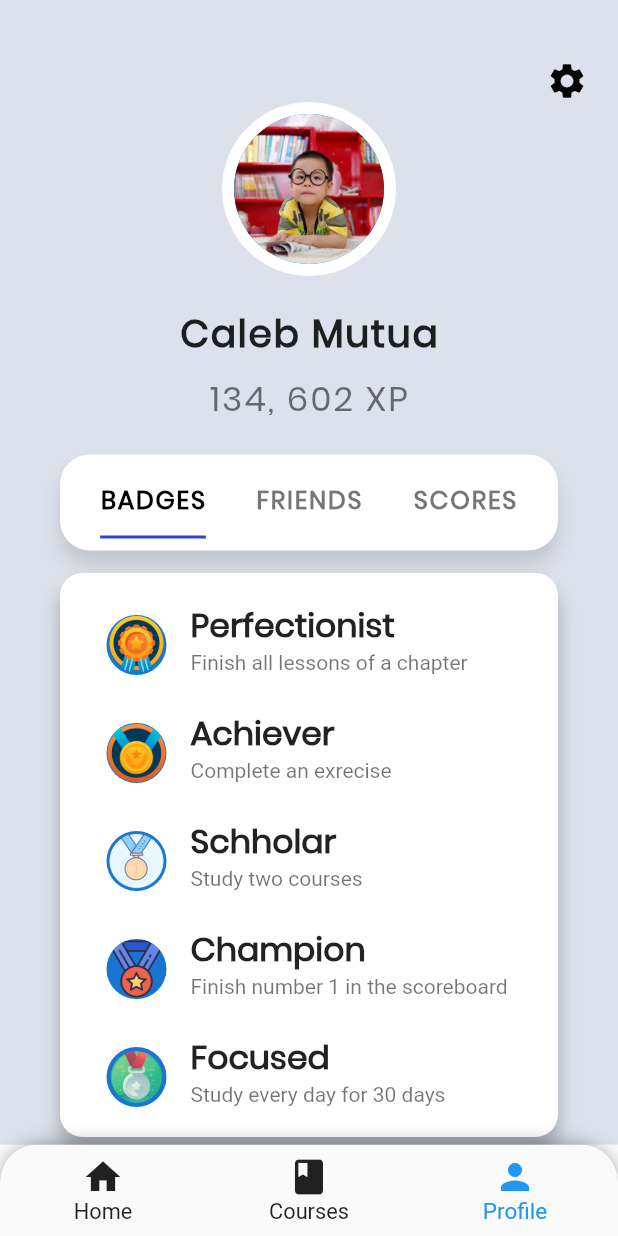
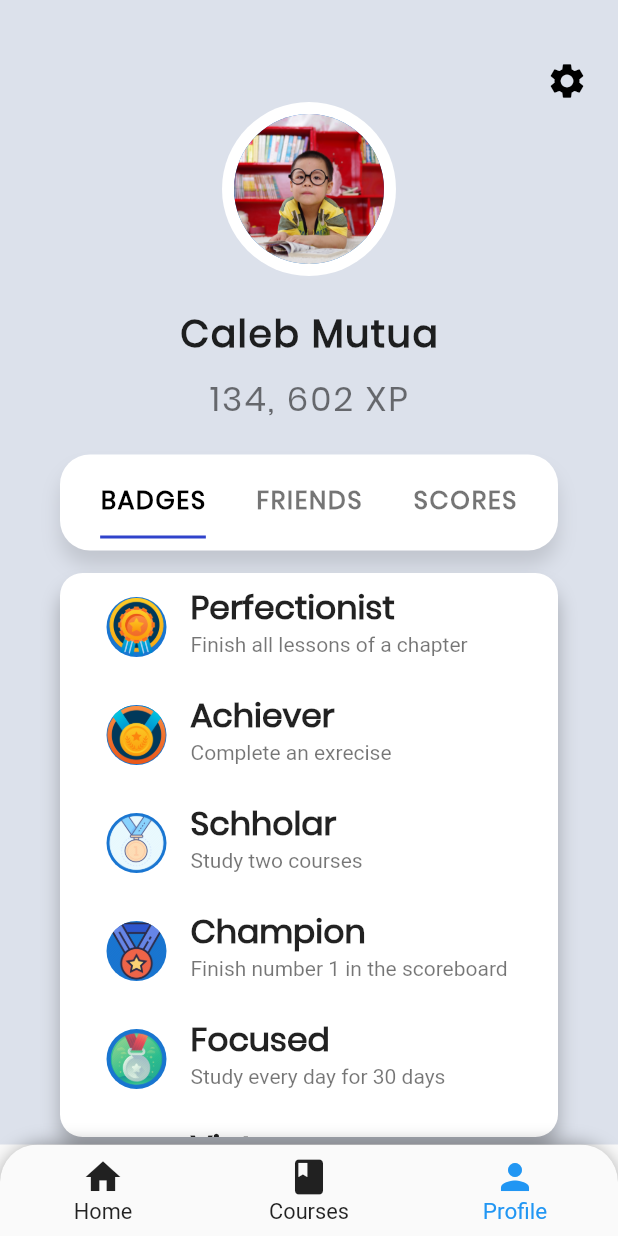
Before and after one commit to smwash/flutter_education_UI, a Flutter app: the screen it shows after launch, item 3 of the bottom bar chosen, on a phone screen of 412 x 824 dp. Run offline on Flutter 3.47's test engine with Material 2 defaults, Android fonts, the phone set to English and light mode, and no system bars.

Commit message:
round up

```diff
--- a/lib/screens/profile_friends.dart
+++ b/lib/screens/profile_friends.dart
@@ -5,7 +5,7 @@ class FriendsTab extends StatelessWidget {
   Widget build(BuildContext context) {
     return Container(
       margin: EdgeInsets.symmetric(horizontal: 20.0, vertical: 5.0),
-      padding: EdgeInsets.symmetric(vertical: 12.0, horizontal: 15.0),
+      padding: EdgeInsets.symmetric(horizontal: 15.0),
       decoration: BoxDecoration(
         color: Colors.white,
         borderRadius: BorderRadius.circular(15.0),
--- a/lib/widgets/badge_tab.dart
+++ b/lib/widgets/badge_tab.dart
@@ -5,7 +5,7 @@ class BadgeTab extends StatelessWidget {
   Widget build(BuildContext context) {
     return Container(
       margin: EdgeInsets.symmetric(horizontal: 20.0, vertical: 5.0),
-      padding: EdgeInsets.symmetric(vertical: 12.0, horizontal: 15.0),
+      padding: EdgeInsets.symmetric(horizontal: 15.0),
       decoration: BoxDecoration(
         color: Colors.white,
         borderRadius: BorderRadius.circular(15.0),
```
